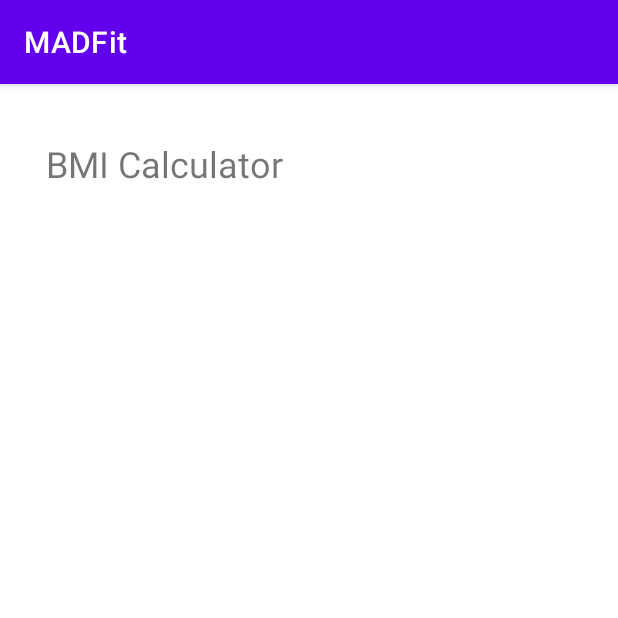
After one commit to Balqiskinanti/MADFit, an Android app: the BmiCalculatorActivity screen opened directly, with no data from a screen before it, on a phone screen of 412 x 824 dp, the top half of it. The commit adds this screen. Run offline under Robolectric (Android 15) with nearby library versions, the phone set to English and light mode, and no system bars.

Commit message:
added BMI Calculator page

```diff
--- a/app/src/main/AndroidManifest.xml
+++ b/app/src/main/AndroidManifest.xml
@@ -9,7 +9,8 @@
         android:roundIcon="@mipmap/ic_launcher_round"
         android:supportsRtl="true"
         android:theme="@style/Theme.MADFit">
-        <activity android:name=".BmiActivity"></activity>
+        <activity android:name=".BmiCalculatorActivity"></activity>
+        <activity android:name=".BmiActivity" />
         <activity
             android:name=".SplashActivity"
             android:theme="@style/Theme.MADFit.Splashscreen">
--- a/app/src/main/java/sg/edu/np/mad/madfit/BmiActivity.java
+++ b/app/src/main/java/sg/edu/np/mad/madfit/BmiActivity.java
@@ -6,16 +6,28 @@ import androidx.appcompat.app.AppCompatActivity;
 import android.content.Intent;
 import android.os.Bundle;
 import android.view.MenuItem;
+import android.view.View;
+import android.widget.Button;
 
 import com.google.android.material.bottomnavigation.BottomNavigationView;
 
 public class BmiActivity extends AppCompatActivity {
     BottomNavigationView navigationView;
+    Button newCalButton;
 
     @Override
     protected void onCreate(Bundle savedInstanceState) {
         super.onCreate(savedInstanceState);
         setContentView(R.layout.activity_bmi);
+
+        newCalButton = findViewById(R.id.calBMI_button);
+        newCalButton.setOnClickListener(new View.OnClickListener() {
+            @Override
+            public void onClick(View v) {
+                Intent intent = new Intent(BmiActivity.this, BmiCalculatorActivity.class);
+                startActivity(intent);
+            }
+        });
 
         navigationView = findViewById(R.id.bottom_navigation);
         navigationView.setSelectedItemId(R.id.nav_home);
--- /dev/null
+++ b/app/src/main/java/sg/edu/np/mad/madfit/BmiCalculatorActivity.java
@@ -0,0 +1,14 @@
+package sg.edu.np.mad.madfit;
+
+import androidx.appcompat.app.AppCompatActivity;
+
+import android.os.Bundle;
+
+public class BmiCalculatorActivity extends AppCompatActivity {
+
+    @Override
+    protected void onCreate(Bundle savedInstanceState) {
+        super.onCreate(savedInstanceState);
+        setContentView(R.layout.activity_bmi_calculator);
+    }
+}
--- /dev/null
+++ b/app/src/main/res/layout/activity_bmi_calculator.xml
@@ -0,0 +1,21 @@
+<?xml version="1.0" encoding="utf-8"?>
+<androidx.constraintlayout.widget.ConstraintLayout xmlns:android="http://schemas.android.com/apk/res/android"
+    xmlns:app="http://schemas.android.com/apk/res-auto"
+    xmlns:tools="http://schemas.android.com/tools"
+    android:layout_width="match_parent"
+    android:layout_height="match_parent"
+    tools:context=".BmiCalculatorActivity">
+
+    <TextView
+        android:id="@+id/bmiCal_title"
+        android:layout_width="wrap_content"
+        android:layout_height="wrap_content"
+        android:text="BMI Calculator"
+        android:textSize="24sp"
+        app:layout_constraintBottom_toBottomOf="parent"
+        app:layout_constraintHorizontal_bias="0.121"
+        app:layout_constraintLeft_toLeftOf="parent"
+        app:layout_constraintRight_toRightOf="parent"
+        app:layout_constraintTop_toTopOf="parent"
+        app:layout_constraintVertical_bias="0.05" />
+</androidx.constraintlayout.widget.ConstraintLayout>
```
